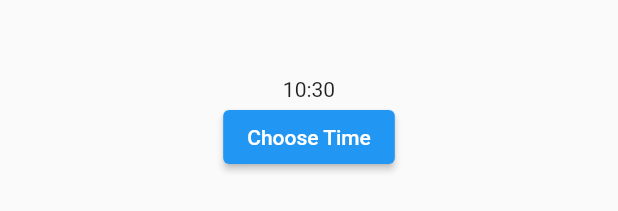
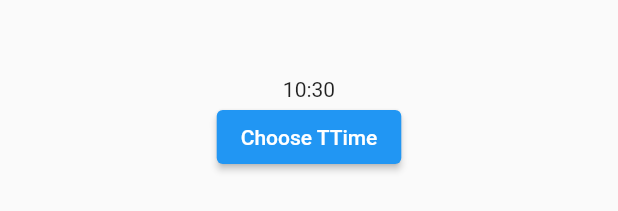
Before and after one commit to zalkary4/flutter_widgets_collections_02, a Flutter app: the TimePickerWidget01 widget shown alone on an empty page, opened directly, on a phone screen of 412 x 824 dp. Shown: the part 493-704 px from the top of the screen. Run offline on Flutter 3.47's test engine with Material 2 defaults, Android fonts, the phone set to English and light mode, and no system bars; network calls fail; key blocks and very long unbroken strings in the code were emptied for the run.

Commit message:
W time picker

```diff
--- a/lib/time_picker_widget01.dart
+++ b/lib/time_picker_widget01.dart
@@ -29,7 +29,7 @@ class _TimePickerWidget01State extends State<TimePickerWidget01> {
                 });
               }
             },
-            child: const Text('Choose Time'),
+            child: const Text('Choose TTime'),
           )
         ],
       ),
```
